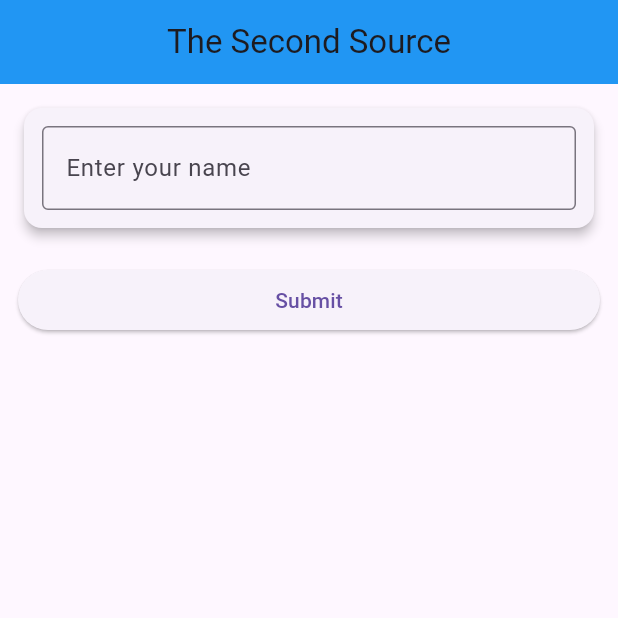
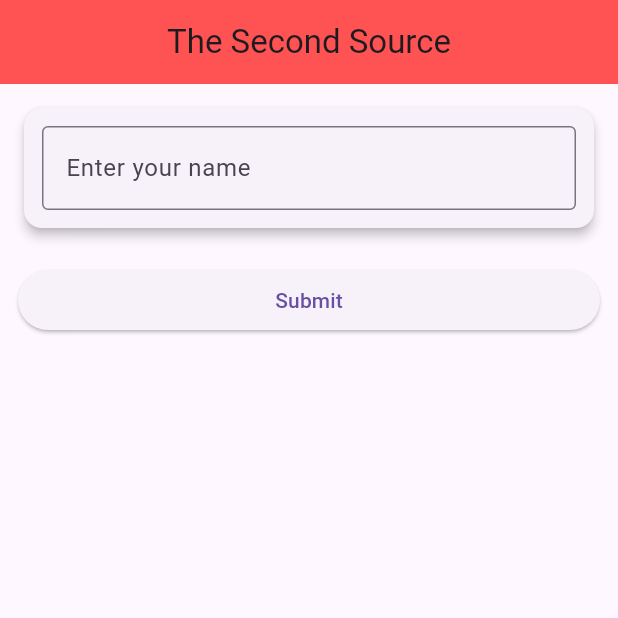
Before and after one commit to mdsamiulhaq03/fultter_test1, a Flutter app: the screen it shows after launch, on a phone screen of 412 x 824 dp, the top half of it. Run offline on Flutter 3.47's test engine with Material 3 defaults, Android fonts, the phone set to English and light mode, and no system bars.

Commit message:
Update app bar color and simplify button layout in WelcomePage

```diff
--- a/flutter_test_1/lib/main.dart
+++ b/flutter_test_1/lib/main.dart
@@ -35,7 +35,7 @@ class _WelcomePageState extends State<WelcomePage> {
     return Scaffold(
       appBar: AppBar(
         title: Text('The Second Source'),
-        backgroundColor: Colors.blue,
+        backgroundColor: Colors.redAccent,
         centerTitle: true,
       ),
       body: Padding(
@@ -57,11 +57,7 @@ class _WelcomePageState extends State<WelcomePage> {
               ),
             ),
             const SizedBox(height: 20),
-            ElevatedButton(
-              onPressed: showWelcome,
-              child: Text('Submit'),
-            ),
-
+            ElevatedButton(onPressed: showWelcome, child: Text('Submit')),
           ],
         ),
       ),
```
